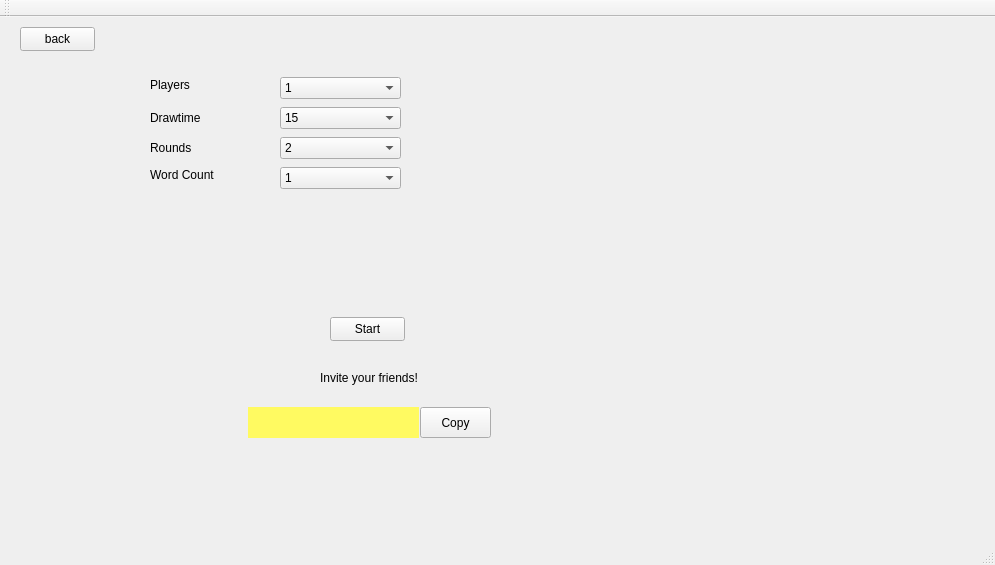
The window that Gartic-Frontend/Gartic-Frontend/HostRoom.ui (rusuuu/Professional-Googlers) describes before a commit, drawn with Qt 5.
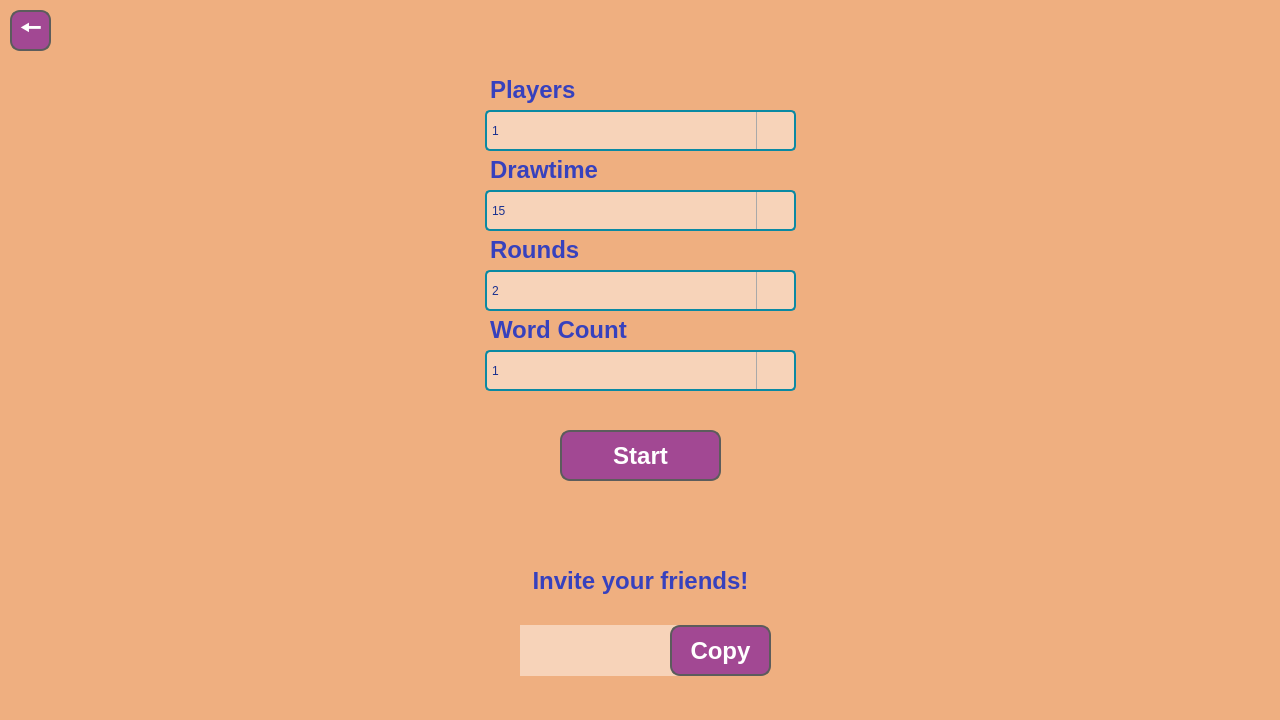
The same window after the commit. Icons and pictures are not drawn.

Commit message: Redesigned Host Room page

What changed in the file:
```diff
--- a/Gartic-Frontend/Gartic-Frontend/HostRoom.ui
+++ b/Gartic-Frontend/Gartic-Frontend/HostRoom.ui
@@ -6,23 +6,65 @@
    <rect>
     <x>0</x>
     <y>0</y>
-    <width>995</width>
-    <height>565</height>
+    <width>1280</width>
+    <height>720</height>
    </rect>
   </property>
+  <property name="minimumSize">
+   <size>
+    <width>1280</width>
+    <height>720</height>
+   </size>
+  </property>
+  <property name="maximumSize">
+   <size>
+    <width>1280</width>
+    <height>720</height>
+   </size>
+  </property>
   <property name="windowTitle">
    <string>HostRoom</string>
   </property>
+  <property name="styleSheet">
+   <string notr="true">background-color: rgb(239,175,128);</string>
+  </property>
   <widget class="QWidget" name="centralWidget">
    <widget class="QPushButton" name="StartButton">
     <property name="geometry">
      <rect>
-      <x>330</x>
-      <y>300</y>
-      <width>75</width>
-      <height>24</height>
+      <x>560</x>
+      <y>430</y>
+      <width>161</width>
+      <height>51</height>
      </rect>
     </property>
+    <property name="font">
+     <font>
+      <pointsize>18</pointsize>
+      <bold>true</bold>
+     </font>
+    </property>
+    <property name="styleSheet">
+     <string notr="true">QPushButton {
+    border-radius: 10px; 
+    border: 2px solid #5c5c5c; 
+    
+background-color: rgb(162,72,147);  
+    padding: 5px;
+    color: #ffffff;  
+}
+
+
+QPushButton:hover {
+    background-color: rgb(231,96,131);  
+}
+
+
+QPushButton:pressed {
+    background-color: rgb(225,62,103);  
+}
+</string>
+    </property>
     <property name="text">
      <string>Start</string>
     </property>
@@ -30,28 +72,42 @@
    <widget class="QLabel" name="InviteText">
     <property name="geometry">
      <rect>
-      <x>320</x>
-      <y>340</y>
-      <width>101</width>
+      <x>0</x>
+      <y>560</y>
+      <width>1281</width>
       <height>41</height>
      </rect>
     </property>
+    <property name="font">
+     <font>
+      <pointsize>18</pointsize>
+      <bold>true</bold>
+     </font>
+    </property>
+    <property name="styleSheet">
+     <string notr="true">color: rgb(55,65, 189);</string>
+    </property>
     <property name="text">
      <string>Invite your friends!</string>
     </property>
+    <property name="alignment">
+     <set>Qt::AlignCenter</set>
+    </property>
    </widget>
    <widget class="QLabel" name="InviteCode">
     <property name="geometry">
      <rect>
-      <x>248</x>
-      <y>390</y>
+      <x>520</x>
+      <y>625</y>
       <width>171</width>
-      <height>31</height>
+      <height>51</height>
      </rect>
     </property>
     <property name="styleSheet">
-     <string notr="true">color: rgb(255, 243, 153);
-background-color: rgb(255, 250, 97);</string>
+     <string notr="true">color: rgb(55,65, 189);
+background-color: rgb(247,211,185);  
+
+</string>
     </property>
     <property name="text">
      <string/>
@@ -60,12 +116,39 @@
    <widget class="QPushButton" name="CopyInviteCodeButton">
     <property name="geometry">
      <rect>
-      <x>420</x>
-      <y>390</y>
-      <width>71</width>
-      <height>31</height>
+      <x>670</x>
+      <y>625</y>
+      <width>101</width>
+      <height>51</height>
      </rect>
     </property>
+    <property name="font">
+     <font>
+      <pointsize>18</pointsize>
+      <bold>true</bold>
+     </font>
+    </property>
+    <property name="styleSheet">
+     <string notr="true">QPushButton {
+    border-radius: 10px; 
+    border: 2px solid #5c5c5c; 
+    
+background-color: rgb(162,72,147);  
+    padding: 5px;
+    color: #ffffff;  
+}
+
+
+QPushButton:hover {
+    background-color: rgb(231,96,131);  
+}
+
+
+QPushButton:pressed {
+    background-color: rgb(225,62,103);  
+}
+</string>
+    </property>
     <property name="text">
      <string>Copy</string>
     </property>
@@ -73,12 +156,21 @@
    <widget class="QLabel" name="Players">
     <property name="geometry">
      <rect>
-      <x>150</x>
-      <y>60</y>
-      <width>51</width>
-      <height>16</height>
+      <x>490</x>
+      <y>70</y>
+      <width>131</width>
+      <height>40</height>
      </rect>
     </property>
+    <property name="font">
+     <font>
+      <pointsize>18</pointsize>
+      <bold>true</bold>
+     </font>
+    </property>
+    <property name="styleSheet">
+     <string notr="true">color: rgb(55,65, 189);</string>
+    </property>
     <property name="text">
      <string>Players</string>
     </property>
@@ -86,12 +178,21 @@
    <widget class="QLabel" name="DrawTime">
     <property name="geometry">
      <rect>
-      <x>150</x>
-      <y>90</y>
-      <width>81</width>
-      <height>21</height>
+      <x>490</x>
+      <y>150</y>
+      <width>131</width>
+      <height>40</height>
      </rect>
     </property>
+    <property name="font">
+     <font>
+      <pointsize>18</pointsize>
+      <bold>true</bold>
+     </font>
+    </property>
+    <property name="styleSheet">
+     <string notr="true">color: rgb(55,65, 189);</string>
+    </property>
     <property name="text">
      <string>Drawtime</string>
     </property>
@@ -99,12 +200,21 @@
    <widget class="QLabel" name="Rounds">
     <property name="geometry">
      <rect>
-      <x>150</x>
-      <y>120</y>
-      <width>61</width>
-      <height>21</height>
+      <x>490</x>
+      <y>230</y>
+      <width>141</width>
+      <height>40</height>
      </rect>
     </property>
+    <property name="font">
+     <font>
+      <pointsize>18</pointsize>
+      <bold>true</bold>
+     </font>
+    </property>
+    <property name="styleSheet">
+     <string notr="true">color: rgb(55,65, 189);</string>
+    </property>
     <property name="text">
      <string>Rounds</string>
     </property>
@@ -112,12 +222,21 @@
    <widget class="QLabel" name="WordCount">
     <property name="geometry">
      <rect>
-      <x>150</x>
-      <y>150</y>
-      <width>71</width>
-      <height>16</height>
+      <x>490</x>
+      <y>310</y>
+      <width>171</width>
+      <height>40</height>
      </rect>
     </property>
+    <property name="font">
+     <font>
+      <pointsize>18</pointsize>
+      <bold>true</bold>
+     </font>
+    </property>
+    <property name="styleSheet">
+     <string notr="true">color: rgb(55,65, 189);</string>
+    </property>
     <property name="text">
      <string>Word Count</string>
     </property>
@@ -125,12 +244,98 @@
    <widget class="QComboBox" name="SelectNumberOfPlayers">
     <property name="geometry">
      <rect>
-      <x>280</x>
-      <y>60</y>
-      <width>121</width>
-      <height>22</height>
+      <x>485</x>
+      <y>110</y>
+      <width>311</width>
+      <height>41</height>
      </rect>
     </property>
+    <property name="font">
+     <font>
+      <pointsize>-1</pointsize>
+      <italic>false</italic>
+      <bold>false</bold>
+     </font>
+    </property>
+    <property name="styleSheet">
+     <string notr="true">QComboBox {
+    border: 2px solid #0A89A3;
+    border-radius: 5px;
+    padding: 5px;
+    font: 12px;
+    background-color: rgb(247,211,185);  
+    color: #19308F;  
+}
+
+QComboBox:hover {
+    border-color: #A24893;
+}
+
+QComboBox:focus {
+    border-color: #E76083;  
+    background-color: #FFD1DC;  
+}
+
+QComboBox:disabled {
+    background-color: #D4D4D4;  
+    border-color: #B0B0B0;
+    color: #888888;
+}
+
+QComboBox::drop-down {
+    subcontrol-origin: padding;
+    subcontrol-position: top right;
+    width: 37px; 
+    height: 37px; 
+    border-left-width: 1px;
+    border-left-color: darkgray;
+    border-left-style: solid;
+    border-top-right-radius: 3px;
+    border-bottom-right-radius: 3px;
+}
+
+QComboBox::down-arrow {
+    image: url(':/GarticFrontend/Images/down_arrow.png');
+    width: 35px;
+    height: 35px; 
+}
+
+
+QComboBox QAbstractItemView {
+    border: 2px solid darkgray;
+    selection-background-color: #A24893;
+    background-color: rgb(247,211,185);
+}
+
+QComboBox QLineEdit {
+    background-color: rgb(247,211,185);  
+    color: #19308F;  
+    border: none; 
+    border-radius: 5px;
+    padding: 5px;
+    font: 12px;
+}
+
+QComboBox QLineEdit:hover {
+    border-color: #A24893;  
+}
+
+QComboBox QLineEdit:focus {
+    border-color: #E76083;  
+    background-color: #FFD1DC;  
+}
+
+QComboBox QLineEdit:disabled {
+    background-color: #D4D4D4;  
+    border-color: #B0B0B0;
+    color: #888888;
+}
+
+QComboBox QLineEdit:placeholder-text {
+    color: #A24893;  
+}
+</string>
+    </property>
     <item>
      <property name="text">
       <string>1</string>
@@ -175,12 +380,98 @@
    <widget class="QComboBox" name="SelectDrawtime">
     <property name="geometry">
      <rect>
-      <x>280</x>
-      <y>90</y>
-      <width>121</width>
-      <height>22</height>
+      <x>485</x>
+      <y>190</y>
+      <width>311</width>
+      <height>41</height>
      </rect>
     </property>
+    <property name="font">
+     <font>
+      <pointsize>-1</pointsize>
+      <italic>false</italic>
+      <bold>false</bold>
+     </font>
+    </property>
+    <property name="styleSheet">
+     <string notr="true">QComboBox {
+    border: 2px solid #0A89A3;
+    border-radius: 5px;
+    padding: 5px;
+    font: 12px;
+    background-color: rgb(247,211,185);  
+    color: #19308F;  
+}
+
+QComboBox:hover {
+    border-color: #A24893;
+}
+
+QComboBox:focus {
+    border-color: #E76083;  
+    background-color: #FFD1DC;  
+}
+
+QComboBox:disabled {
+    background-color: #D4D4D4;  
+    border-color: #B0B0B0;
+    color: #888888;
+}
+
+QComboBox::drop-down {
+    subcontrol-origin: padding;
+    subcontrol-position: top right;
+    width: 37px; 
+    height: 37px; 
+    border-left-width: 1px;
+    border-left-color: darkgray;
+    border-left-style: solid;
+    border-top-right-radius: 3px;
+    border-bottom-right-radius: 3px;
+}
+
+QComboBox::down-arrow {
+    image: url(':/GarticFrontend/Images/down_arrow.png');
+    width: 35px;
+    height: 35px; 
+}
+
+
+QComboBox QAbstractItemView {
+    border: 2px solid darkgray;
+    selection-background-color: #A24893;
+    background-color: rgb(247,211,185);
+}
+
+QComboBox QLineEdit {
+    background-color: rgb(247,211,185);  
+    color: #19308F;  
+    border: none; 
+    border-radius: 5px;
+    padding: 5px;
+    font: 12px;
+}
+
+QComboBox QLineEdit:hover {
+    border-color: #A24893;  
+}
+
+QComboBox QLineEdit:focus {
+    border-color: #E76083;  
+    background-color: #FFD1DC;  
+}
+
+QComboBox QLineEdit:disabled {
+    background-color: #D4D4D4;  
+    border-color: #B0B0B0;
+    color: #888888;
+}
+
+QComboBox QLineEdit:placeholder-text {
+    color: #A24893;  
+}
+</string>
+    </property>
     <item>
      <property name="text">
       <string>15</string>
@@ -240,12 +531,98 @@
    <widget class="QComboBox" name="SelectNumberOfRounds">
     <property name="geometry">
      <rect>
-      <x>280</x>
-      <y>120</y>
-      <width>121</width>
-      <height>22</height>
+      <x>485</x>
+      <y>270</y>
+      <width>311</width>
+      <height>41</height>
      </rect>
     </property>
+    <property name="font">
+     <font>
+      <pointsize>-1</pointsize>
+      <italic>false</italic>
+      <bold>false</bold>
+     </font>
+    </property>
+    <property name="styleSheet">
+     <string notr="true">QComboBox {
+    border: 2px solid #0A89A3;
+    border-radius: 5px;
+    padding: 5px;
+    font: 12px;
+    background-color: rgb(247,211,185);  
+    color: #19308F;  
+}
+
+QComboBox:hover {
+    border-color: #A24893;
+}
+
+QComboBox:focus {
+    border-color: #E76083;  
+    background-color: #FFD1DC;  
+}
+
+QComboBox:disabled {
+    background-color: #D4D4D4;  
+    border-color: #B0B0B0;
+    color: #888888;
+}
+
+QComboBox::drop-down {
+    subcontrol-origin: padding;
+    subcontrol-position: top right;
+    width: 37px; 
+    height: 37px; 
+    border-left-width: 1px;
+    border-left-color: darkgray;
+    border-left-style: solid;
+    border-top-right-radius: 3px;
+    border-bottom-right-radius: 3px;
+}
+
+QComboBox::down-arrow {
+    image: url(':/GarticFrontend/Images/down_arrow.png');
+    width: 35px;
+    height: 35px; 
+}
+
+
+QComboBox QAbstractItemView {
+    border: 2px solid darkgray;
+    selection-background-color: #A24893;
+    background-color: rgb(247,211,185);
+}
+
+QComboBox QLineEdit {
+    background-color: rgb(247,211,185);  
+    color: #19308F;  
+    border: none; 
+    border-radius: 5px;
+    padding: 5px;
+    font: 12px;
+}
+
+QComboBox QLineEdit:hover {
+    border-color: #A24893;  
+}
+
+QComboBox QLineEdit:focus {
+    border-color: #E76083;  
+    background-color: #FFD1DC;  
+}
+
+QComboBox QLineEdit:disabled {
+    background-color: #D4D4D4;  
+    border-color: #B0B0B0;
+    color: #888888;
+}
+
+QComboBox QLineEdit:placeholder-text {
+    color: #A24893;  
+}
+</string>
+    </property>
     <item>
      <property name="text">
       <string>2</string>
@@ -295,12 +672,98 @@
    <widget class="QComboBox" name="SelectWordCount">
     <property name="geometry">
      <rect>
-      <x>280</x>
-      <y>150</y>
-      <width>121</width>
-      <height>22</height>
+      <x>485</x>
+      <y>350</y>
+      <width>311</width>
+      <height>41</height>
      </rect>
     </property>
+    <property name="font">
+     <font>
+      <pointsize>-1</pointsize>
+      <italic>false</italic>
+      <bold>false</bold>
+     </font>
+    </property>
+    <property name="styleSheet">
+     <string notr="true">QComboBox {
+    border: 2px solid #0A89A3;
+    border-radius: 5px;
+    padding: 5px;
+    font: 12px;
+    background-color: rgb(247,211,185);  
+    color: #19308F;  
+}
+
+QComboBox:hover {
+    border-color: #A24893;
+}
+
+QComboBox:focus {
+    border-color: #E76083;  
+    background-color: #FFD1DC;  
+}
+
+QComboBox:disabled {
+    background-color: #D4D4D4;  
+    border-color: #B0B0B0;
+    color: #888888;
+}
+
+QComboBox::drop-down {
+    subcontrol-origin: padding;
+    subcontrol-position: top right;
+    width: 37px; 
+    height: 37px; 
+    border-left-width: 1px;
+    border-left-color: darkgray;
+    border-left-style: solid;
+    border-top-right-radius: 3px;
+    border-bottom-right-radius: 3px;
+}
+
+QComboBox::down-arrow {
+    image: url(':/GarticFrontend/Images/down_arrow.png');
+    width: 35px;
+    height: 35px; 
+}
+
+
+QComboBox QAbstractItemView {
+    border: 2px solid darkgray;
+    selection-background-color: #A24893;
+    background-color: rgb(247,211,185);
+}
+
+QComboBox QLineEdit {
+    background-color: rgb(247,211,185);  
+    color: #19308F;  
+    border: none; 
+    border-radius: 5px;
+    padding: 5px;
+    font: 12px;
+}
+
+QComboBox QLineEdit:hover {
+    border-color: #A24893;  
+}
+
+QComboBox QLineEdit:focus {
+    border-color: #E76083;  
+    background-color: #FFD1DC;  
+}
+
+QComboBox QLineEdit:disabled {
+    background-color: #D4D4D4;  
+    border-color: #B0B0B0;
+    color: #888888;
+}
+
+QComboBox QLineEdit:placeholder-text {
+    color: #A24893;  
+}
+</string>
+    </property>
     <item>
      <property name="text">
       <string>1</string>
@@ -320,36 +783,44 @@
    <widget class="QPushButton" name="BackToMainMenuButton">
     <property name="geometry">
      <rect>
-      <x>20</x>
+      <x>10</x>
       <y>10</y>
-      <width>75</width>
-      <height>24</height>
+      <width>41</width>
+      <height>41</height>
      </rect>
     </property>
+    <property name="font">
+     <font>
+      <pointsize>18</pointsize>
+      <bold>true</bold>
+     </font>
+    </property>
+    <property name="styleSheet">
+     <string notr="true">QPushButton {
+    border-radius: 10px; 
+    border: 2px solid #5c5c5c; 
+    
+background-color: rgb(162,72,147);  
+    padding: 5px;
+    color: #ffffff;  
+}
+
+
+QPushButton:hover {
+    background-color: rgb(231,96,131);  
+}
+
+
+QPushButton:pressed {
+    background-color: rgb(225,62,103);  
+}
+</string>
+    </property>
     <property name="text">
-     <string>back</string>
+     <string>🠔</string>
     </property>
    </widget>
   </widget>
-  <widget class="QMenuBar" name="menuBar">
-   <property name="geometry">
-    <rect>
-     <x>0</x>
-     <y>0</y>
-     <width>995</width>
-     <height>22</height>
-    </rect>
-   </property>
-  </widget>
-  <widget class="QToolBar" name="mainToolBar">
-   <attribute name="toolBarArea">
-    <enum>TopToolBarArea</enum>
-   </attribute>
-   <attribute name="toolBarBreak">
-    <bool>false</bool>
-   </attribute>
-  </widget>
-  <widget class="QStatusBar" name="statusBar"/>
  </widget>
  <layoutdefault spacing="6" margin="11"/>
  <resources/>
```
Left out of the diff: 4 changed lines with no effect on the pictures. The commit also changes 2 other files.
